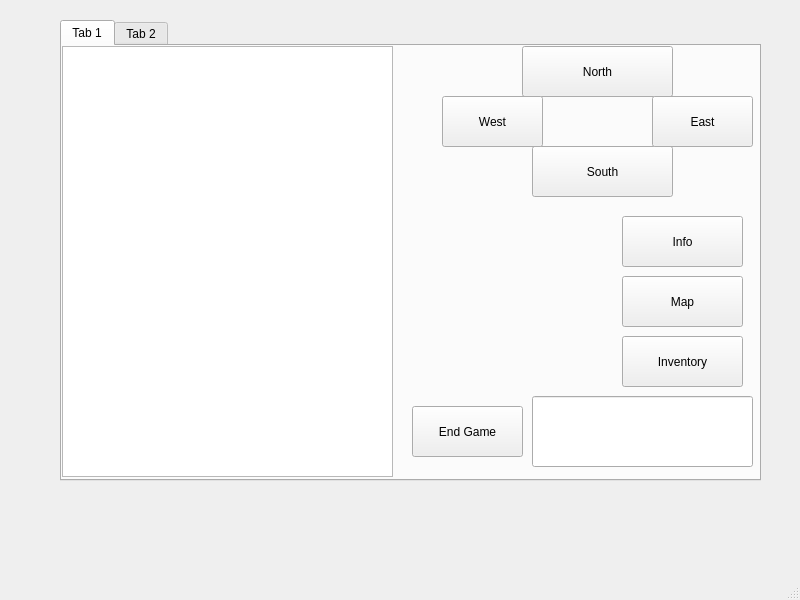
Darragh-Grealish/Zork_Practice, file mainwindow.ui: the form before one commit.
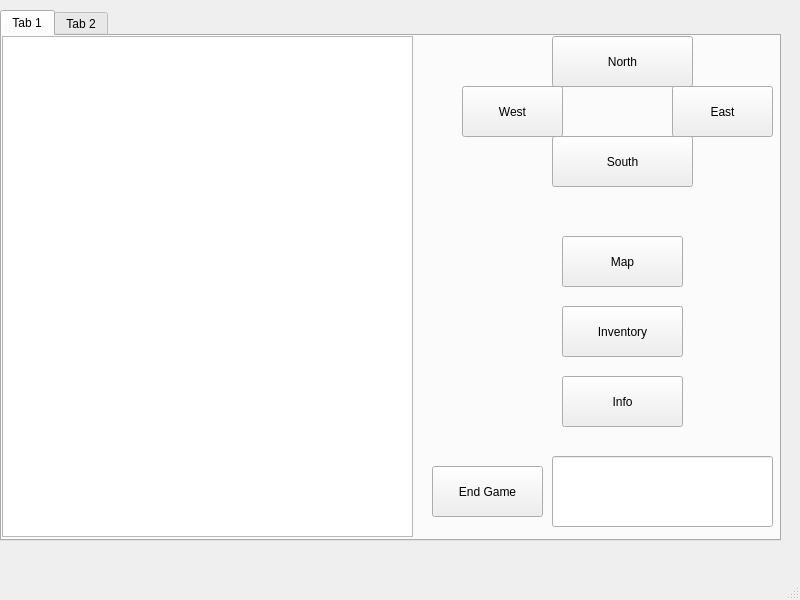
The form after the commit.

Diff of the .ui file:
```diff
--- a/mainwindow.ui
+++ b/mainwindow.ui
@@ -17,10 +17,10 @@
    <widget class="QTabWidget" name="tabWidget">
     <property name="geometry">
      <rect>
-      <x>60</x>
-      <y>20</y>
-      <width>701</width>
-      <height>461</height>
+      <x>0</x>
+      <y>10</y>
+      <width>781</width>
+      <height>531</height>
      </rect>
     </property>
     <property name="currentIndex">
@@ -33,9 +33,9 @@
      <widget class="QPushButton" name="north">
       <property name="geometry">
        <rect>
-        <x>460</x>
+        <x>550</x>
         <y>0</y>
-        <width>151</width>
+        <width>141</width>
         <height>51</height>
        </rect>
       </property>
@@ -46,7 +46,7 @@
      <widget class="QPushButton" name="south">
       <property name="geometry">
        <rect>
-        <x>470</x>
+        <x>550</x>
         <y>100</y>
         <width>141</width>
         <height>51</height>
@@ -59,7 +59,7 @@
      <widget class="QPushButton" name="west">
       <property name="geometry">
        <rect>
-        <x>380</x>
+        <x>460</x>
         <y>50</y>
         <width>101</width>
         <height>51</height>
@@ -72,7 +72,7 @@
      <widget class="QPushButton" name="east">
       <property name="geometry">
        <rect>
-        <x>590</x>
+        <x>670</x>
         <y>50</y>
         <width>101</width>
         <height>51</height>
@@ -87,16 +87,16 @@
        <rect>
         <x>0</x>
         <y>0</y>
-        <width>331</width>
-        <height>431</height>
+        <width>411</width>
+        <height>501</height>
        </rect>
       </property>
      </widget>
      <widget class="QLineEdit" name="MyLineEdit">
       <property name="geometry">
        <rect>
-        <x>470</x>
-        <y>350</y>
+        <x>550</x>
+        <y>420</y>
         <width>221</width>
         <height>71</height>
        </rect>
@@ -106,7 +106,7 @@
       <property name="geometry">
        <rect>
         <x>560</x>
-        <y>230</y>
+        <y>200</y>
         <width>121</width>
         <height>51</height>
        </rect>
@@ -119,7 +119,7 @@
       <property name="geometry">
        <rect>
         <x>560</x>
-        <y>170</y>
+        <y>340</y>
         <width>121</width>
         <height>51</height>
        </rect>
@@ -132,7 +132,7 @@
       <property name="geometry">
        <rect>
         <x>560</x>
-        <y>290</y>
+        <y>270</y>
         <width>121</width>
         <height>51</height>
        </rect>
@@ -144,8 +144,8 @@
      <widget class="QPushButton" name="quit">
       <property name="geometry">
        <rect>
-        <x>350</x>
-        <y>360</y>
+        <x>430</x>
+        <y>430</y>
         <width>111</width>
         <height>51</height>
        </rect>
```
